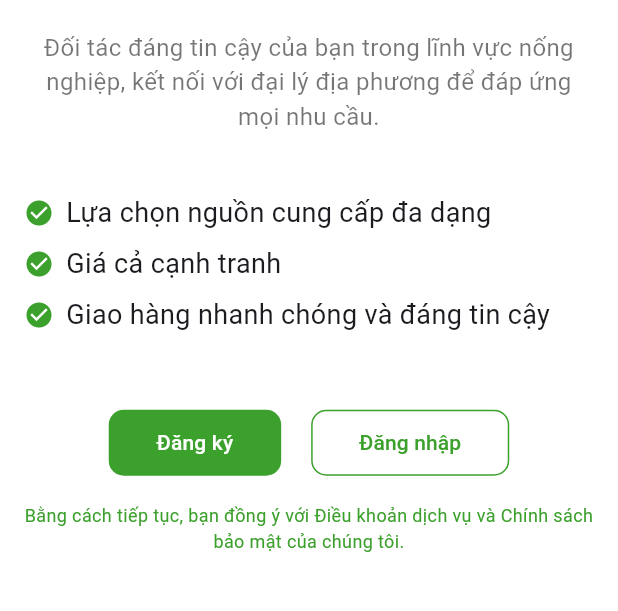
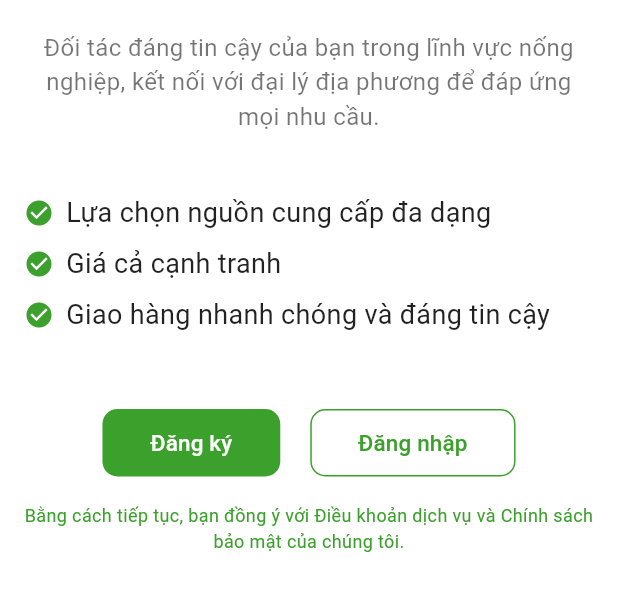
Before and after one commit to ahntuan0111/demoAgrii, a Flutter app: the screen it shows after launch, on a phone screen of 412 x 824 dp, the part 494-1105 px from its top. Run offline on Flutter 3.47's test engine with Material 3 defaults, Android fonts, the light colour scheme and no system bars; our stand-ins replace flutter_map, geolocator, get, get_storage, latlong2.

Commit message:
update-now

```diff
--- a/demo/agri_flutter/lib/controllers/location_check_controller.dart
+++ b/demo/agri_flutter/lib/controllers/location_check_controller.dart
@@ -20,7 +20,7 @@ class LocationCheckController extends GetxController {
   await Future.delayed(const Duration(milliseconds: 800));
 
   if (Get.isRegistered<LocationCheckController>()) {
-    Get.offAllNamed(AppRoutes.welcome);
+    Get.toNamed(AppRoutes.welcome);
   }
 }
 
--- a/demo/agri_flutter/lib/controllers/login_controller.dart
+++ b/demo/agri_flutter/lib/controllers/login_controller.dart
@@ -35,7 +35,8 @@ class LoginController extends GetxController {
     );
 
     // ✅ Điều hướng sang màn hình chính (locationCheck)
-    Get.offAllNamed(AppRoutes.situate);
+    Get.toNamed(AppRoutes.situate);
+
   }
 
   void goToRegister() {
--- a/demo/agri_flutter/lib/controllers/otp_controller.dart
+++ b/demo/agri_flutter/lib/controllers/otp_controller.dart
@@ -46,7 +46,7 @@ class OtpController extends GetxController {
       return;
     }
     Get.snackbar("Thành công", "Xác minh OTP thành công!");
-    Get.offAllNamed(AppRoutes.register);
+    Get.toNamed(AppRoutes.register);
   }
 
   void resendOtp() {
--- a/demo/agri_flutter/lib/controllers/register_controller.dart
+++ b/demo/agri_flutter/lib/controllers/register_controller.dart
@@ -30,11 +30,11 @@ class RegisterController extends GetxController {
         snackPosition: SnackPosition.BOTTOM);
 
     // Chuyển sang trang đăng nhập
-    Get.offNamed(AppRoutes.login);
+    Get.toNamed(AppRoutes.login);
   }
 
   void goToLogin() {
-    Get.offNamed(AppRoutes.login);
+    Get.toNamed(AppRoutes.login);
   }
 
   @override
--- a/demo/agri_flutter/lib/main.dart
+++ b/demo/agri_flutter/lib/main.dart
@@ -17,6 +17,35 @@ class MyApp extends StatelessWidget {
       title: 'Agrii',
       initialRoute: AppRoutes.locationCheck,
       getPages: AppPages.routes,
+      theme: ThemeData(
+        // ✅ Toàn bộ app dùng font
+        fontFamily: 'Roboto',
+
+        // ✅ AppBar mặc định
+        appBarTheme: const AppBarTheme(
+          backgroundColor: Colors.white,
+          elevation: 0,
+          titleTextStyle: TextStyle(
+            color: Colors.black,
+            fontWeight: FontWeight.bold,
+            fontSize: 20,
+          ),
+          iconTheme: IconThemeData(color: Colors.black),
+        ),
+
+        // ✅ Text mặc định cho toàn bộ app
+        textTheme: const TextTheme(
+          bodyLarge: TextStyle(fontSize: 16, color: Colors.black87),
+          bodyMedium: TextStyle(fontSize: 14, color: Colors.black87),
+          labelLarge: TextStyle(
+            fontSize: 15,
+            fontWeight: FontWeight.w600,
+            color: Colors.black,
+          ),
+        ),
+
+        scaffoldBackgroundColor: Colors.white,
+      ),
     );
   }
 }
--- a/demo/agri_flutter/pubspec.yaml
+++ b/demo/agri_flutter/pubspec.yaml
@@ -35,7 +35,7 @@ dependencies:
   # Use with the CupertinoIcons class for iOS style icons.
   cupertino_icons: ^1.0.8
   get: ^4.6.5
-  google_fonts: ^5.0.0
+  google_fonts: ^6.2.0
   flutter_svg: ^2.0.7
   carousel_slider: ^4.2.1
   smooth_page_indicator: ^1.0.0+2
@@ -46,6 +46,7 @@ dependencies:
   flutter_map: ^7.0.2
   latlong2: ^0.9.0
   geolocator: ^12.0.0
+
 
 
 
```
Also changed, not shown: demo/agri_flutter/pubspec.lock.
